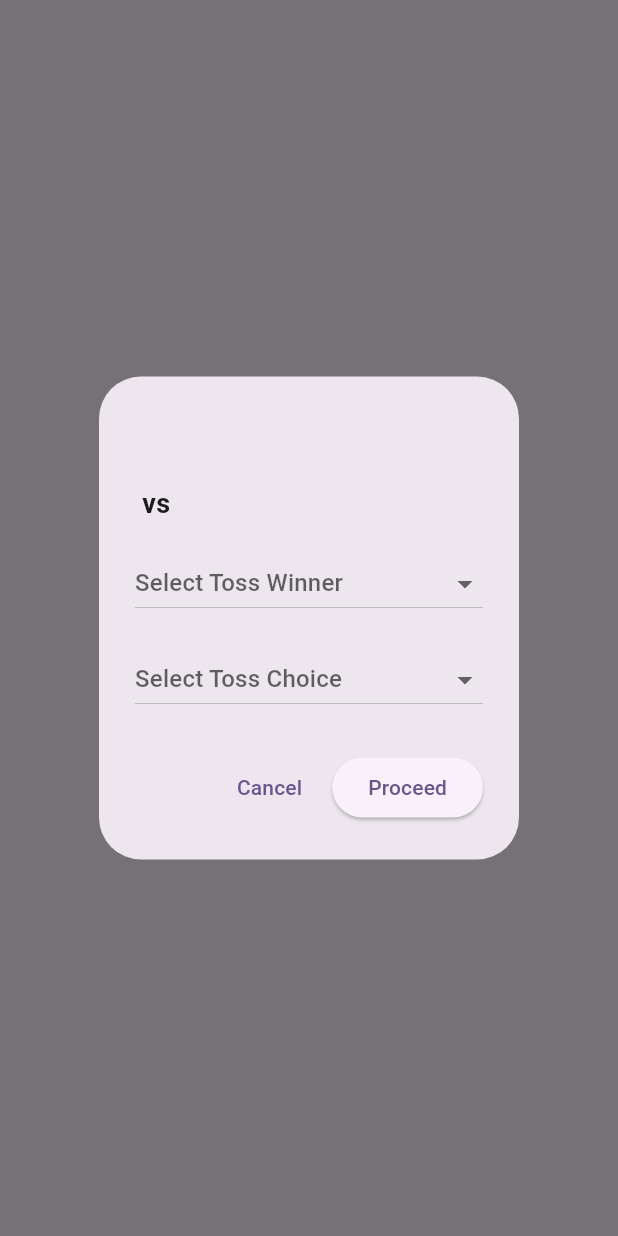
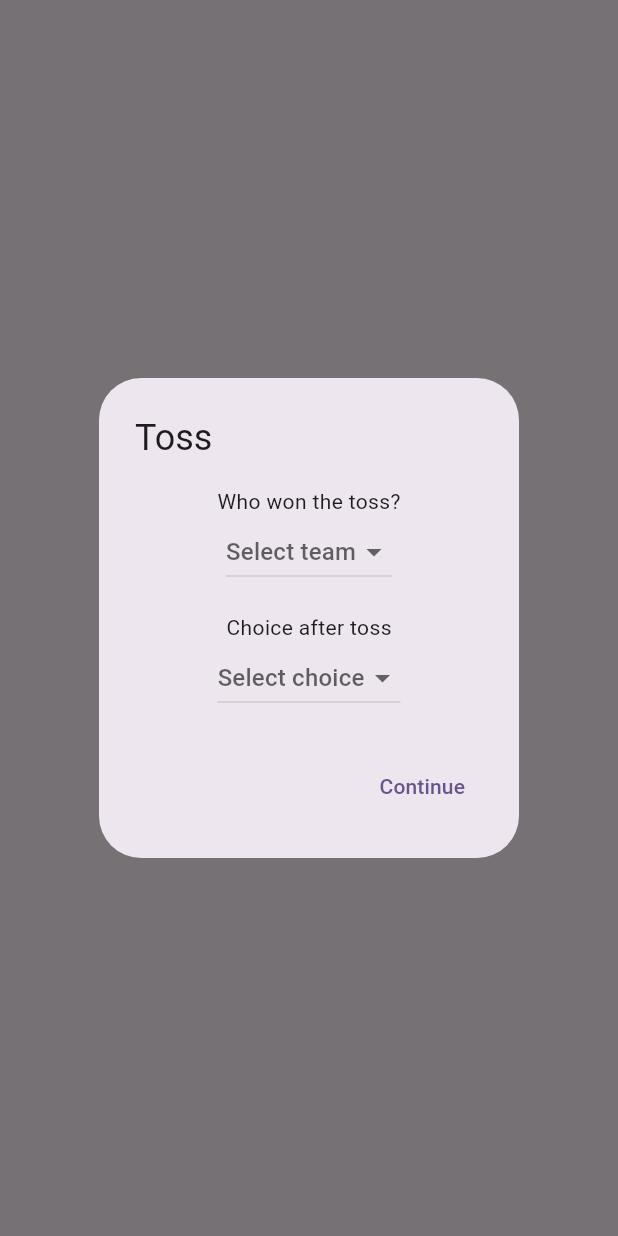
Before and after one commit to iamSantosh24/ScoreMe, a Flutter app: what openTossScreen() shows on an empty page, opened directly with empty values, on a phone screen of 412 x 824 dp. Run offline on Flutter 3.47's test engine with Material 3 defaults, Android fonts, the phone set to English and light mode, and no system bars; our stand-ins replace flutter_secure_storage; accounts and stored records are empty; network calls fail.

```diff
--- a/lib/navigation_utils.dart
+++ b/lib/navigation_utils.dart
@@ -9,6 +9,7 @@ void openTossScreen(BuildContext context, {
   required String team2,
   required String matchTitle,
   required Map<String, List<String>> teamPlayers,
+  void Function(String tossWinner, String tossChoice)? onTossComplete,
 }) {
   String? tossWinner;
   String? tossChoice;
@@ -28,81 +29,54 @@ void openTossScreen(BuildContext context, {
 
   showDialog(
     context: context,
-    builder: (BuildContext dialogContext) {
-      return StatefulBuilder(
-        builder: (BuildContext context, StateSetter setState) {
-          void proceedToPlayerSelection() {
-            if (tossWinner != null && tossChoice != null) {
-              Navigator.of(dialogContext).pop(); // Close toss dialog
-              _showPlayerSelectionDialog(
-                context,
-                team1: team1,
-                team2: team2,
-                tossWinner: tossWinner!,
-                tossChoice: tossChoice!,
-                teamPlayers: teamPlayers,
-              );
-            } else {
-              ScaffoldMessenger.of(context).showSnackBar(
-                const SnackBar(
-                  content: Text('Please select a toss winner and toss choice!'),
-                ),
-              );
-            }
-          }
-
+    builder: (context) {
       return AlertDialog(
-            title: Text(matchTitle),
-            content: SingleChildScrollView(
-              child: Column(
+        title: Text('Toss'),
+        content: Column(
           mainAxisSize: MainAxisSize.min,
-                crossAxisAlignment: CrossAxisAlignment.start,
           children: [
-                  Text(
-                    '$team1 vs $team2',
-                    style: const TextStyle(fontSize: 18, fontWeight: FontWeight.bold),
-                  ),
-                  const SizedBox(height: 16),
+            Text('Who won the toss?'),
             DropdownButton<String>(
-                    hint: const Text('Select Toss Winner'),
               value: tossWinner,
-                    isExpanded: true,
-                    items: [team1, team2].map((team) {
-                      return DropdownMenuItem<String>(
+              hint: Text('Select team'),
+              items: [team1, team2].map((team) => DropdownMenuItem(
                 value: team,
                 child: Text(team),
-                      );
-                    }).toList(),
-                    onChanged: (value) => setState(() => tossWinner = value),
+              )).toList(),
+              onChanged: (value) {
+                tossWinner = value;
+                (context as Element).markNeedsBuild();
+              },
             ),
-                  const SizedBox(height: 16),
+            SizedBox(height: 16),
+            Text('Choice after toss'),
             DropdownButton<String>(
-                    hint: const Text('Select Toss Choice'),
               value: tossChoice,
-                    isExpanded: true,
-                    items: tossChoices.map((choice) {
-                      return DropdownMenuItem<String>(
+              hint: Text('Select choice'),
+              items: tossChoices.map((choice) => DropdownMenuItem(
                 value: choice,
                 child: Text(choice),
-                      );
-                    }).toList(),
-                    onChanged: (value) => setState(() => tossChoice = value),
+              )).toList(),
+              onChanged: (value) {
+                tossChoice = value;
+                (context as Element).markNeedsBuild();
+              },
             ),
           ],
         ),
-            ),
         actions: [
           TextButton(
-                onPressed: () => Navigator.of(dialogContext).pop(),
-                child: const Text('Cancel'),
-              ),
-              ElevatedButton(
-                onPressed: proceedToPlayerSelection,
-                child: const Text('Proceed'),
+            onPressed: () {
+              if (tossWinner != null && tossChoice != null) {
+                Navigator.of(context).pop();
+                if (onTossComplete != null) {
+                  onTossComplete(tossWinner!, tossChoice!);
+                }
+              }
+            },
+            child: Text('Continue'),
           ),
         ],
-          );
-        },
       );
     },
   );
```
Also changed, not shown: lib/live_score_screen.dart (+39 -14 lines), lib/throwball_live_score.dart (+10 -8 lines). Lines whose indentation alone changed are shown as unchanged.
